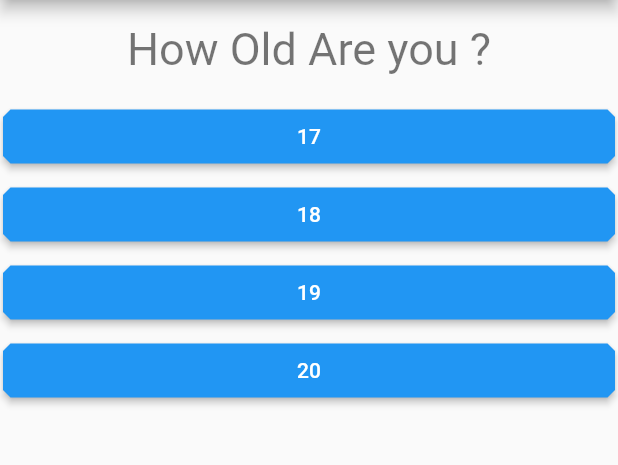
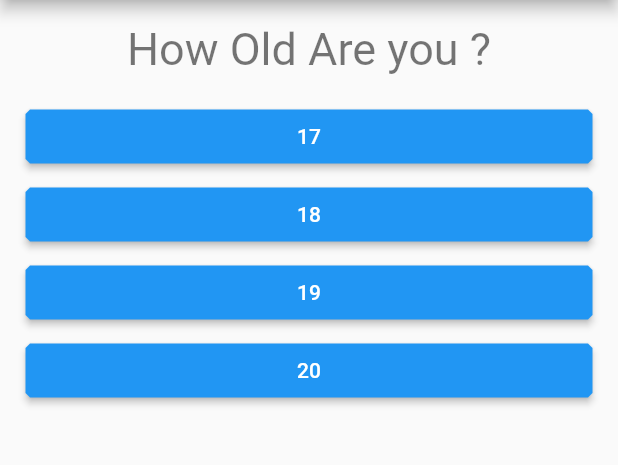
Before and after one commit to Mohammed-Azad/quiz_app, a Flutter app: the screen it shows after launch, on a phone screen of 412 x 824 dp, the part 84-549 px from its top. Run offline on Flutter 3.47's test engine with Material 2 defaults, Android fonts, the phone set to English and light mode, and no system bars; missing offline and left inert: restart_app.

Commit message:
modify some design and add restart button

```diff
--- a/lib/answer.dart
+++ b/lib/answer.dart
@@ -8,12 +8,13 @@ class Answer extends StatelessWidget {
   @override
   Widget build(BuildContext context) {
     return Container(
+      padding: EdgeInsets.fromLTRB(15, 0, 15, 0),
       width: double.infinity,
       margin: EdgeInsets.all(2),
       child: ElevatedButton(
         style: ElevatedButton.styleFrom(
           shape: BeveledRectangleBorder(
-              borderRadius: BorderRadius.all(Radius.circular(5))),
+              borderRadius: BorderRadius.all(Radius.circular(3))),
         ),
         child: Text(answers),
         onPressed: handler(),
```
Also changed, not shown: lib/main.dart (+31 -8 lines), pubspec.yaml (+3 -4 lines), pubspec.lock, 6 other files.
